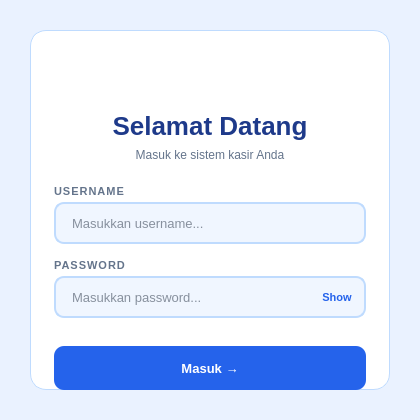
andriefendy26/Desktop-Based-Cashier-Application, file Login.ui: the form before one commit.
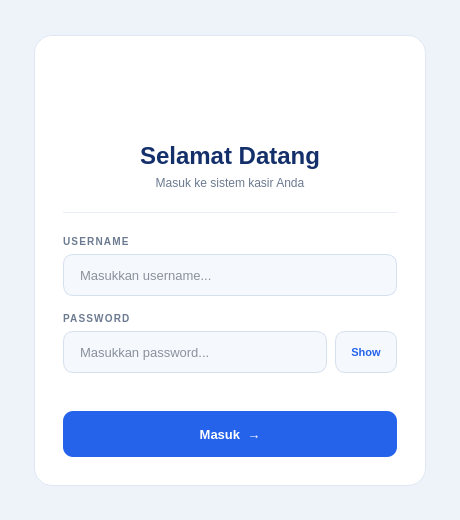
The form after the commit. Icons and pictures are not drawn.

Patch:
```diff
--- a/Login.ui
+++ b/Login.ui
@@ -3,66 +3,60 @@
  <class>Dialog</class>
  <widget class="QDialog" name="Dialog">
   <property name="geometry">
-   <rect>
-    <x>0</x>
-    <y>0</y>
-    <width>420</width>
-    <height>420</height>
-   </rect>
+   <rect><x>0</x><y>0</y><width>460</width><height>520</height></rect>
+  </property>
+  <property name="minimumSize">
+   <size><width>360</width><height>460</height></size>
   </property>
   <property name="windowTitle">
    <string>Login — Kasir</string>
   </property>
   <property name="styleSheet">
    <string notr="true">
-QDialog {
-    background-color: #eaf2ff;
-}
-
-QWidget#bgwidget {
-    background-color: #eaf2ff;
+QDialog, QWidget#bgwidget {
+    background-color: #eef3fa;
 }
 
 QLabel#label_title {
-    color: #1e3a8a;
+    color: #14306b;
     font-family: "Segoe UI";
-    font-size: 26px;
+    font-size: 24px;
     font-weight: 700;
     background: transparent;
 }
 
 QLabel#label_sub {
-    color: #64748b;
+    color: #6b7a90;
     font-family: "Segoe UI";
     font-size: 12px;
     background: transparent;
 }
 
 QLabel#label_3, QLabel#label_4 {
-    color: #64748b;
+    color: #6b7a90;
     font-family: "Segoe UI";
-    font-size: 11px;
-    font-weight: 600;
-    letter-spacing: 1px;
+    font-size: 10px;
+    font-weight: 700;
+    letter-spacing: 1.2px;
     background: transparent;
 }
 
 QLabel#error {
-    color: #dc2626;
+    color: #c0392f;
     font-family: "Segoe UI";
     font-size: 11px;
     background: transparent;
 }
 
 QLineEdit {
-    background-color: #f0f6ff;
-    border: 1.5px solid #bfdbfe;
+    background-color: #f5f8fd;
+    border: 1px solid #d5e0ef;
     border-radius: 10px;
-    padding: 10px 14px;
+    padding: 11px 14px;
     color: #1e293b;
     font-family: "Segoe UI";
     font-size: 13px;
-    selection-background-color: #93c5fd;
+    selection-background-color: #bdd4f5;
 }
 
 QLineEdit:focus {
@@ -70,24 +64,15 @@
     background-color: #ffffff;
 }
 
-QLineEdit::placeholder {
-    color: #94a3b8;
-}
-
-QLineEdit#passwordfield {
-    padding-right: 62px;
-}
-
 QPushButton#toggle_password {
-    background-color: transparent;
+    background-color: #f5f8fd;
     color: #2563eb;
-    border: none;
+    border: 1px solid #d5e0ef;
+    border-radius: 10px;
     font-family: "Segoe UI";
     font-size: 11px;
     font-weight: 700;
-    padding: 0;
 }
-
 QPushButton#toggle_password:hover {
     color: #60a5fa;
 }
@@ -100,114 +85,222 @@
     font-family: "Segoe UI";
     font-size: 13px;
     font-weight: 700;
-    padding: 12px;
 }
-
-QPushButton#masuk:hover {
-    background-color: #1d4ed8;
-}
-
-QPushButton#masuk:pressed {
-    background-color: #1e40af;
-}
+QPushButton#masuk:hover   { background-color: #1d4ed8; }
+QPushButton#masuk:pressed { background-color: #1b3fae; }
 
 QFrame#card {
     background-color: #ffffff;
-    border: 1px solid #bfdbfe;
-    border-radius: 16px;
+    border: 1px solid #e0e7f2;
+    border-radius: 18px;
+}
+
+QFrame#divider_login {
+    background-color: #eaeff7;
+    border: none;
+    max-height: 1px;
 }
    </string>
   </property>
 
+  <layout class="QVBoxLayout" name="rootLayout">
+   <property name="spacing"><number>0</number></property>
+   <property name="leftMargin"><number>0</number></property>
+   <property name="topMargin"><number>0</number></property>
+   <property name="rightMargin"><number>0</number></property>
+   <property name="bottomMargin"><number>0</number></property>
+   <item>
   <widget class="QWidget" name="bgwidget" native="true">
-   <property name="geometry">
-    <rect><x>0</x><y>0</y><width>420</width><height>420</height></rect>
-   </property>
-
-   <!-- Card container -->
+     <layout class="QVBoxLayout" name="bgLayout">
+      <property name="leftMargin"><number>24</number></property>
+      <property name="topMargin"><number>24</number></property>
+      <property name="rightMargin"><number>24</number></property>
+      <property name="bottomMargin"><number>24</number></property>
+      <item>
+       <spacer name="spacerTop">
+        <property name="orientation"><enum>Qt::Vertical</enum></property>
+        <property name="sizeHint" stdset="0"><size><width>20</width><height>10</height></size></property>
+       </spacer>
+      </item>
+      <item>
+       <layout class="QHBoxLayout" name="cardRow">
+        <item>
+         <spacer name="spacerLeft">
+          <property name="orientation"><enum>Qt::Horizontal</enum></property>
+          <property name="sizeHint" stdset="0"><size><width>10</width><height>20</height></size></property>
+         </spacer>
+        </item>
+        <item>
    <widget class="QFrame" name="card">
-    <property name="geometry">
-     <rect><x>30</x><y>30</y><width>360</width><height>360</height></rect>
-    </property>
+          <property name="sizePolicy">
+           <sizepolicy hsizetype="Preferred" vsizetype="Preferred">
+            <horstretch>1</horstretch><verstretch>0</verstretch>
+           </sizepolicy>
+          </property>
+          <property name="minimumSize"><size><width>300</width><height>0</height></size></property>
+          <property name="maximumSize"><size><width>420</width><height>16777215</height></size></property>
     <property name="frameShape"><enum>QFrame::StyledPanel</enum></property>
     <property name="frameShadow"><enum>QFrame::Raised</enum></property>
 
-    <!-- Icon placeholder / brand mark -->
+          <layout class="QVBoxLayout" name="cardLayout">
+           <property name="spacing"><number>6</number></property>
+           <property name="leftMargin"><number>28</number></property>
+           <property name="topMargin"><number>30</number></property>
+           <property name="rightMargin"><number>28</number></property>
+           <property name="bottomMargin"><number>28</number></property>
+
+           <item alignment="Qt::AlignHCenter">
     <widget class="QLabel" name="label_icon">
-     <property name="geometry"><rect><x>155</x><y>22</y><width>50</width><height>50</height></rect></property>
+             <property name="minimumSize"><size><width>56</width><height>56</height></size></property>
+             <property name="maximumSize"><size><width>56</width><height>56</height></size></property>
         <property name="text"><string/></property>
         <property name="pixmap">
          <pixmap>/Users/andriefendy/MyProject/Desktop-Based-Cashier-Application/Logo.png</pixmap>
         </property>
         <property name="scaledContents"><bool>true</bool></property>
-     <property name="styleSheet"><string notr="true">font-size: 32px; background: transparent;</string></property>
+             <property name="styleSheet"><string notr="true">background: transparent;</string></property>
      <property name="alignment"><set>Qt::AlignCenter</set></property>
     </widget>
+           </item>
 
-    <!-- Title -->
+           <item>
+            <spacer name="spacerIcon">
+             <property name="orientation"><enum>Qt::Vertical</enum></property>
+             <property name="sizeType"><enum>QSizePolicy::Fixed</enum></property>
+             <property name="sizeHint" stdset="0"><size><width>20</width><height>14</height></size></property>
+            </spacer>
+           </item>
+
+           <item>
     <widget class="QLabel" name="label_title">
-     <property name="geometry"><rect><x>20</x><y>78</y><width>320</width><height>36</height></rect></property>
      <property name="text"><string>Selamat Datang</string></property>
      <property name="alignment"><set>Qt::AlignCenter</set></property>
     </widget>
-
-    <!-- Subtitle -->
+           </item>
+           <item>
     <widget class="QLabel" name="label_sub">
-     <property name="geometry"><rect><x>20</x><y>114</y><width>320</width><height>22</height></rect></property>
      <property name="text"><string>Masuk ke sistem kasir Anda</string></property>
      <property name="alignment"><set>Qt::AlignCenter</set></property>
-    </widget>
+             <property name="wordWrap"><bool>true</bool></property>
+            </widget>
+           </item>
 
-    <!-- User label -->
+           <item>
+            <spacer name="spacerTitle">
+             <property name="orientation"><enum>Qt::Vertical</enum></property>
+             <property name="sizeType"><enum>QSizePolicy::Fixed</enum></property>
+             <property name="sizeHint" stdset="0"><size><width>20</width><height>16</height></size></property>
+            </spacer>
+           </item>
+           <item>
+            <widget class="QFrame" name="divider_login">
+             <property name="frameShape"><enum>QFrame::HLine</enum></property>
+             <property name="frameShadow"><enum>QFrame::Plain</enum></property>
+            </widget>
+           </item>
+           <item>
+            <spacer name="spacerDivider">
+             <property name="orientation"><enum>Qt::Vertical</enum></property>
+             <property name="sizeType"><enum>QSizePolicy::Fixed</enum></property>
+             <property name="sizeHint" stdset="0"><size><width>20</width><height>16</height></size></property>
+            </spacer>
+           </item>
+
+           <item>
     <widget class="QLabel" name="label_3">
-     <property name="geometry"><rect><x>24</x><y>152</y><width>200</width><height>18</height></rect></property>
      <property name="text"><string>USERNAME</string></property>
     </widget>
-
-    <!-- Username input -->
+           </item>
+           <item>
     <widget class="QLineEdit" name="emailfield">
-     <property name="geometry"><rect><x>24</x><y>172</y><width>312</width><height>42</height></rect></property>
+             <property name="minimumSize"><size><width>0</width><height>42</height></size></property>
      <property name="placeholderText"><string>Masukkan username...</string></property>
-    </widget>
+             <property name="clearButtonEnabled"><bool>true</bool></property>
+            </widget>
+           </item>
 
-    <!-- Password label -->
+           <item>
+            <spacer name="spacerUser">
+             <property name="orientation"><enum>Qt::Vertical</enum></property>
+             <property name="sizeType"><enum>QSizePolicy::Fixed</enum></property>
+             <property name="sizeHint" stdset="0"><size><width>20</width><height>10</height></size></property>
+            </spacer>
+           </item>
+
+           <item>
     <widget class="QLabel" name="label_4">
-     <property name="geometry"><rect><x>24</x><y>226</y><width>200</width><height>18</height></rect></property>
      <property name="text"><string>PASSWORD</string></property>
     </widget>
-
-    <!-- Password input -->
+           </item>
+           <item>
+            <layout class="QHBoxLayout" name="passwordRow">
+             <property name="spacing"><number>8</number></property>
+             <item>
     <widget class="QLineEdit" name="passwordfield">
-     <property name="geometry"><rect><x>24</x><y>246</y><width>312</width><height>42</height></rect></property>
+               <property name="minimumSize"><size><width>0</width><height>42</height></size></property>
      <property name="placeholderText"><string>Masukkan password...</string></property>
      <property name="echoMode"><enum>QLineEdit::Password</enum></property>
      <property name="text"><string/></property>
     </widget>
-
-    <!-- Show/hide password -->
+             </item>
+             <item>
     <widget class="QPushButton" name="toggle_password">
-     <property name="geometry"><rect><x>278</x><y>246</y><width>58</width><height>42</height></rect></property>
+               <property name="minimumSize"><size><width>62</width><height>42</height></size></property>
+               <property name="maximumSize"><size><width>62</width><height>42</height></size></property>
      <property name="text"><string>Show</string></property>
      <property name="cursor"><cursorShape>PointingHandCursor</cursorShape></property>
      <property name="toolTip"><string>Tampilkan password</string></property>
     </widget>
+             </item>
+            </layout>
+           </item>
 
-    <!-- Error label -->
+           <item>
     <widget class="QLabel" name="error">
-     <property name="geometry"><rect><x>24</x><y>296</y><width>312</width><height>18</height></rect></property>
+             <property name="minimumSize"><size><width>0</width><height>18</height></size></property>
      <property name="text"><string/></property>
      <property name="alignment"><set>Qt::AlignCenter</set></property>
-    </widget>
+             <property name="wordWrap"><bool>true</bool></property>
+            </widget>
+           </item>
 
-    <!-- Login button -->
+           <item>
+            <spacer name="spacerBeforeButton">
+             <property name="orientation"><enum>Qt::Vertical</enum></property>
+             <property name="sizeType"><enum>QSizePolicy::Fixed</enum></property>
+             <property name="sizeHint" stdset="0"><size><width>20</width><height>8</height></size></property>
+            </spacer>
+           </item>
+
+           <item>
     <widget class="QPushButton" name="masuk">
-     <property name="geometry"><rect><x>24</x><y>316</y><width>312</width><height>44</height></rect></property>
-     <property name="text"><string>Masuk →</string></property>
+             <property name="minimumSize"><size><width>0</width><height>46</height></size></property>
+             <property name="text"><string>Masuk  →</string></property>
      <property name="cursor"><cursorShape>PointingHandCursor</cursorShape></property>
-    </widget>
-
-   </widget>
-  </widget>
+             <property name="default"><bool>true</bool></property>
+            </widget>
+           </item>
+          </layout>
+         </widget>
+        </item>
+        <item>
+         <spacer name="spacerRight">
+          <property name="orientation"><enum>Qt::Horizontal</enum></property>
+          <property name="sizeHint" stdset="0"><size><width>10</width><height>20</height></size></property>
+         </spacer>
+        </item>
+       </layout>
+      </item>
+      <item>
+       <spacer name="spacerBottom">
+        <property name="orientation"><enum>Qt::Vertical</enum></property>
+        <property name="sizeHint" stdset="0"><size><width>20</width><height>10</height></size></property>
+       </spacer>
+      </item>
+     </layout>
+    </widget>
+   </item>
+  </layout>
  </widget>
  <resources/>
  <connections/>
```
Left out of the diff: 13 changed lines with no effect on the pictures. Lines whose indentation alone changed are shown as unchanged.
